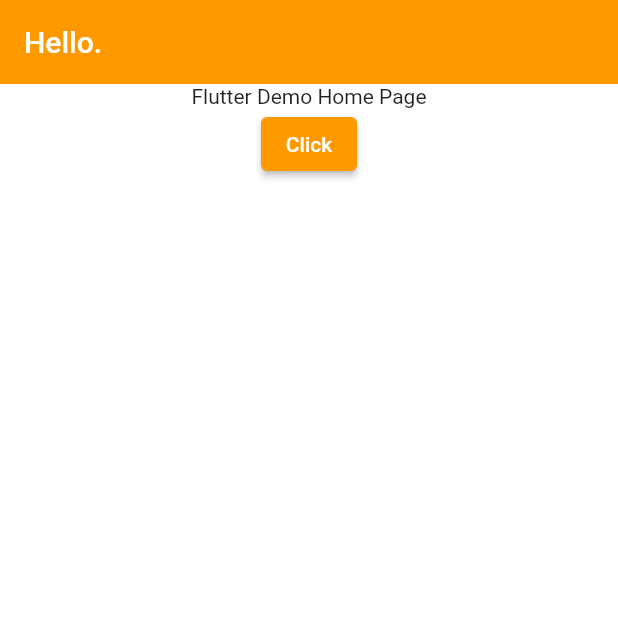
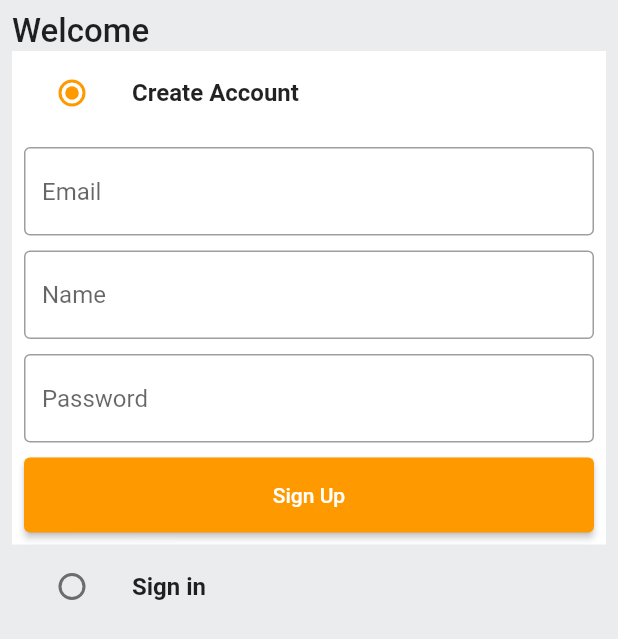
Before and after one commit to Sammonnay-Sarcar/Fresp, a Flutter app: the screen it shows after launch, on a phone screen of 412 x 824 dp. Shown: the top 639 px of the screen. Run offline on Flutter 3.47's test engine with Material 2 defaults, Android fonts, the phone set to English and light mode, and no system bars.

Commit message:
login/signup UI done

```diff
--- /dev/null
+++ b/lib/common/widgets/custom_button.dart
@@ -0,0 +1,22 @@
+// ignore_for_file: public_member_api_docs, sort_constructors_first
+import 'package:flutter/material.dart';
+
+class CustomButton extends StatelessWidget {
+  final String text;
+  final VoidCallback onTap;
+  const CustomButton({
+    Key? key,
+    required this.text,
+    required this.onTap,
+  }) : super(key: key);
+
+  @override
+  Widget build(BuildContext context) {
+    return ElevatedButton(
+        child: Text(text),
+        onPressed: onTap,
+        style: ElevatedButton.styleFrom(
+          minimumSize: const Size(double.infinity, 50),
+        ));
+  }
+}
--- /dev/null
+++ b/lib/common/widgets/custom_textField.dart
@@ -0,0 +1,31 @@
+// ignore_for_file: public_member_api_docs, sort_constructors_first
+import 'package:flutter/material.dart';
+
+class CustomTextField extends StatelessWidget {
+  final TextEditingController controller;
+  final String hintText;
+  const CustomTextField({
+    Key? key,
+    required this.controller,
+    required this.hintText,
+  }) : super(key: key);
+
+  @override
+  Widget build(BuildContext context) {
+    return TextFormField(
+      controller: controller,
+      decoration: InputDecoration(
+        hintText: hintText,
+        border: const OutlineInputBorder(
+            borderSide: BorderSide(
+          color: Colors.black38,
+        )),
+        enabledBorder: const OutlineInputBorder(
+            borderSide: BorderSide(
+          color: Colors.black38,
+        )),
+      ),
+      validator: (val) {},
+    );
+  }
+}
--- a/lib/features/auth/screens/auth_screen.dart
+++ b/lib/features/auth/screens/auth_screen.dart
@@ -0,0 +1,134 @@
+import 'package:flutter/material.dart';
+import 'package:fresp/common/widgets/custom_button.dart';
+import 'package:fresp/common/widgets/custom_textField.dart';
+import 'package:fresp/constants/global_variables.dart';
+
+enum Auth { signin, signup }
+
+class AuthScreen extends StatefulWidget {
+  static const String routeName = '/auth-screen';
+  const AuthScreen({Key? key}) : super(key: key);
+
+  @override
+  State<AuthScreen> createState() => _AuthScreenState();
+}
+
+class _AuthScreenState extends State<AuthScreen> {
+  Auth _auth = Auth.signup;
+  final _signupFormKey = GlobalKey<FormState>();
+  final _signinFormKey = GlobalKey<FormState>();
+
+  final TextEditingController _emailController = TextEditingController();
+  final TextEditingController _passwordController = TextEditingController();
+  final TextEditingController _nameController = TextEditingController();
+
+  @override
+  void dispose() {
+    super.dispose();
+    _emailController.dispose();
+    _passwordController.dispose();
+    _passwordController.dispose();
+  }
+
+  @override
+  Widget build(BuildContext context) {
+    return Scaffold(
+        backgroundColor: GlobalVariables.greyBackgroundCOlor,
+        body: SafeArea(
+            child: Padding(
+          padding: const EdgeInsets.all(8.0),
+          child: Column(
+            crossAxisAlignment: CrossAxisAlignment.start,
+            children: [
+              const Text('Welcome',
+                  style: TextStyle(fontSize: 22, fontWeight: FontWeight.w500)),
+              ListTile(
+                tileColor: _auth == Auth.signup
+                    ? GlobalVariables.backgroundColor
+                    : GlobalVariables.greyBackgroundCOlor,
+                title: const Text('Create Account',
+                    style: TextStyle(
+                      fontWeight: FontWeight.bold,
+                    )),
+                leading: Radio(
+                  activeColor: GlobalVariables.secondaryColor,
+                  value: Auth.signup,
+                  groupValue: _auth,
+                  onChanged: (Auth? val) {
+                    setState(() {
+                      _auth = val!;
+                    });
+                  },
+                ),
+              ),
+              if (_auth == Auth.signup)
+                Container(
+                  padding: const EdgeInsets.all(8),
+                  color: GlobalVariables.backgroundColor,
+                  child: Form(
+                    key: _signupFormKey,
+                    child: Column(children: [
+                      CustomTextField(
+                        controller: _emailController,
+                        hintText: 'Email',
+                      ),
+                      const SizedBox(height: 10),
+                      CustomTextField(
+                        controller: _nameController,
+                        hintText: 'Name',
+                      ),
+                      const SizedBox(height: 10),
+                      CustomTextField(
+                        controller: _passwordController,
+                        hintText: 'Password',
+                      ),
+                      const SizedBox(height: 10),
+                      CustomButton(text: 'Sign Up', onTap: () {})
+                    ]),
+                  ),
+                ),
+              ListTile(
+                tileColor: _auth == Auth.signin
+                    ? GlobalVariables.backgroundColor
+                    : GlobalVariables.greyBackgroundCOlor,
+                title: const Text('Sign in',
+                    style: TextStyle(
+                      fontWeight: FontWeight.bold,
+                    )),
+                leading: Radio(
+                  activeColor: GlobalVariables.secondaryColor,
+                  value: Auth.signin,
+                  groupValue: _auth,
+                  onChanged: (Auth? val) {
+                    setState(() {
+                      _auth = val!;
+                    });
+                  },
+                ),
+              ),
+              if (_auth == Auth.signin)
+                Container(
+                  padding: const EdgeInsets.all(8),
+                  color: GlobalVariables.backgroundColor,
+                  child: Form(
+                    key: _signupFormKey,
+                    child: Column(children: [
+                      CustomTextField(
+                        controller: _emailController,
+                        hintText: 'Email',
+                      ),
+                      const SizedBox(height: 10),
+                      CustomTextField(
+                        controller: _passwordController,
+                        hintText: 'Password',
+                      ),
+                      const SizedBox(height: 10),
+                      CustomButton(text: 'Sign in', onTap: () {})
+                    ]),
+                  ),
+                ),
+            ],
+          ),
+        )));
+  }
+}
--- a/lib/main.dart
+++ b/lib/main.dart
@@ -1,5 +1,7 @@
 import 'package:flutter/material.dart';
 import 'package:fresp/constants/global_variables.dart';
+import 'package:fresp/features/auth/screens/auth_screen.dart';
+import 'package:fresp/router.dart';
 
 void main() {
   runApp(const MyApp());
@@ -24,104 +26,8 @@ class MyApp extends StatelessWidget {
               color: Colors.black,
             )),
       ),
-      home: Scaffold(
-        appBar: AppBar(
-          title: const Text('Hello.'),
-        ),
-        body: Column(
-          children: [
-            const Center(
-              child: Text('Flutter Demo Home Page'),
-            ),
-            ElevatedButton(onPressed: () {}, child: const Text('Click'))
-          ],
-        ),
-      ),
+      onGenerateRoute: (settings) => generateRoute(settings),
+      home: const AuthScreen(),
     );
   }
 }
-
-// class MyHomePage extends StatefulWidget {
-//   const MyHomePage({Key? key, required this.title}) : super(key: key);
-
-//   // This widget is the home page of your application. It is stateful, meaning
-//   // that it has a State object (defined below) that contains fields that affect
-//   // how it looks.
-
-//   // This class is the configuration for the state. It holds the values (in this
-//   // case the title) provided by the parent (in this case the App widget) and
-//   // used by the build method of the State. Fields in a Widget subclass are
-//   // always marked "final".
-
-//   final String title;
-
-//   @override
-//   State<MyHomePage> createState() => _MyHomePageState();
-// }
-
-// class _MyHomePageState extends State<MyHomePage> {
-//   int _counter = 0;
-
-//   void _incrementCounter() {
-//     setState(() {
-//       // This call to setState tells the Flutter framework that something has
-//       // changed in this State, which causes it to rerun the build method below
-//       // so that the display can reflect the updated values. If we changed
-//       // _counter without calling setState(), then the build method would not be
-//       // called again, and so nothing would appear to happen.
-//       _counter++;
-//     });
-//   }
-
-//   @override
-//   Widget build(BuildContext context) {
-//     // This method is rerun every time setState is called, for instance as done
-//     // by the _incrementCounter method above.
-//     //
-//     // The Flutter framework has been optimized to make rerunning build methods
-//     // fast, so that you can just rebuild anything that needs updating rather
-//     // than having to individually change instances of widgets.
-//     return Scaffold(
-//       appBar: AppBar(
-//         // Here we take the value from the MyHomePage object that was created by
-//         // the App.build method, and use it to set our appbar title.
-//         title: Text(widget.title),
-//       ),
-//       body: Center(
-//         // Center is a layout widget. It takes a single child and positions it
-//         // in the middle of the parent.
-//         child: Column(
-//           // Column is also a layout widget. It takes a list of children and
-//           // arranges them vertically. By default, it sizes itself to fit its
-//           // children horizontally, and tries to be as tall as its parent.
-//           //
-//           // Invoke "debug painting" (press "p" in the console, choose the
-//           // "Toggle Debug Paint" action from the Flutter Inspector in Android
-//           // Studio, or the "Toggle Debug Paint" command in Visual Studio Code)
-//           // to see the wireframe for each widget.
-//           //
-//           // Column has various properties to control how it sizes itself and
-//           // how it positions its children. Here we use mainAxisAlignment to
-//           // center the children vertically; the main axis here is the vertical
-//           // axis because Columns are vertical (the cross axis would be
-//           // horizontal).
-//           mainAxisAlignment: MainAxisAlignment.center,
-//           children: <Widget>[
-//             const Text(
-//               'You have pushed the button this many times:',
-//             ),
-//             Text(
-//               '$_counter',
-//               style: Theme.of(context).textTheme.headline4,
-//             ),
-//           ],
-//         ),
-//       ),
-//       floatingActionButton: FloatingActionButton(
-//         onPressed: _incrementCounter,
-//         tooltip: 'Increment',
-//         child: const Icon(Icons.add),
-//       ), // This trailing comma makes auto-formatting nicer for build methods.
-//     );
-//   }
-// }
--- /dev/null
+++ b/lib/router.dart
@@ -0,0 +1,18 @@
+import 'package:flutter/material.dart';
+import 'package:fresp/features/auth/screens/auth_screen.dart';
+
+Route<dynamic> generateRoute(RouteSettings routeSettings) {
+  switch (routeSettings.name) {
+    case AuthScreen.routeName:
+      return MaterialPageRoute(
+        settings: routeSettings,
+        builder: (_) => const AuthScreen(),
+      );
+    default:
+      return MaterialPageRoute(
+        settings: routeSettings,
+        builder: (_) =>
+            const Scaffold(body: Center(child: Text("Screen doesn't exist"))),
+      );
+  }
+}
```
